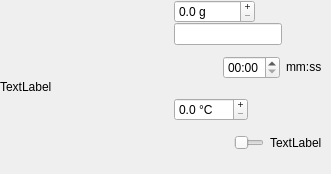
First picture: the form in GUI/CoffeeParamSelector.ui, repository MikDal002/CoffeDiary, before the edit.
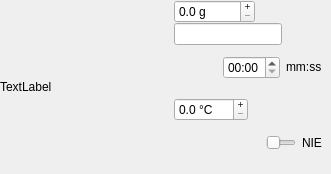
Second picture: the form after the edit.

What changed in the file:
```diff
--- a/GUI/CoffeeParamSelector.ui
+++ b/GUI/CoffeeParamSelector.ui
@@ -236,7 +236,7 @@
            </sizepolicy>
           </property>
           <property name="text">
-           <string>TextLabel</string>
+           <string>NIE</string>
           </property>
          </widget>
         </item>
```
